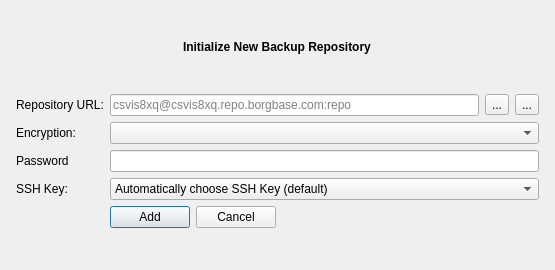
Before: the Qt Designer form src/vorta/assets/UI/repoadd.ui in borgbase/vorta, drawn with Qt 5.
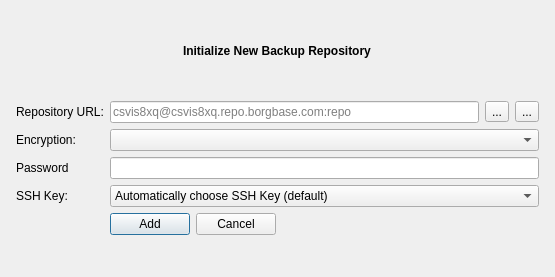
After: the same form once the commit is applied. Icons and pictures are not drawn.

The edit to the form file:
```diff
--- a/src/vorta/assets/UI/repoadd.ui
+++ b/src/vorta/assets/UI/repoadd.ui
@@ -7,7 +7,7 @@
     <x>0</x>
     <y>0</y>
     <width>555</width>
-    <height>270</height>
+    <height>277</height>
    </rect>
   </property>
   <property name="windowTitle">
@@ -159,6 +159,12 @@
      </item>
      <item row="7" column="1">
       <widget class="QLabel" name="errorText">
+       <property name="sizePolicy">
+        <sizepolicy hsizetype="Expanding" vsizetype="Preferred">
+         <horstretch>0</horstretch>
+         <verstretch>0</verstretch>
+        </sizepolicy>
+       </property>
        <property name="minimumSize">
         <size>
          <width>0</width>
@@ -170,6 +176,9 @@
          <pointsize>11</pointsize>
         </font>
        </property>
+       <property name="text">
+        <string/>
+       </property>
        <property name="textFormat">
         <enum>Qt::PlainText</enum>
        </property>
```
Left out of the diff: 3 changed lines with no effect on the pictures.
